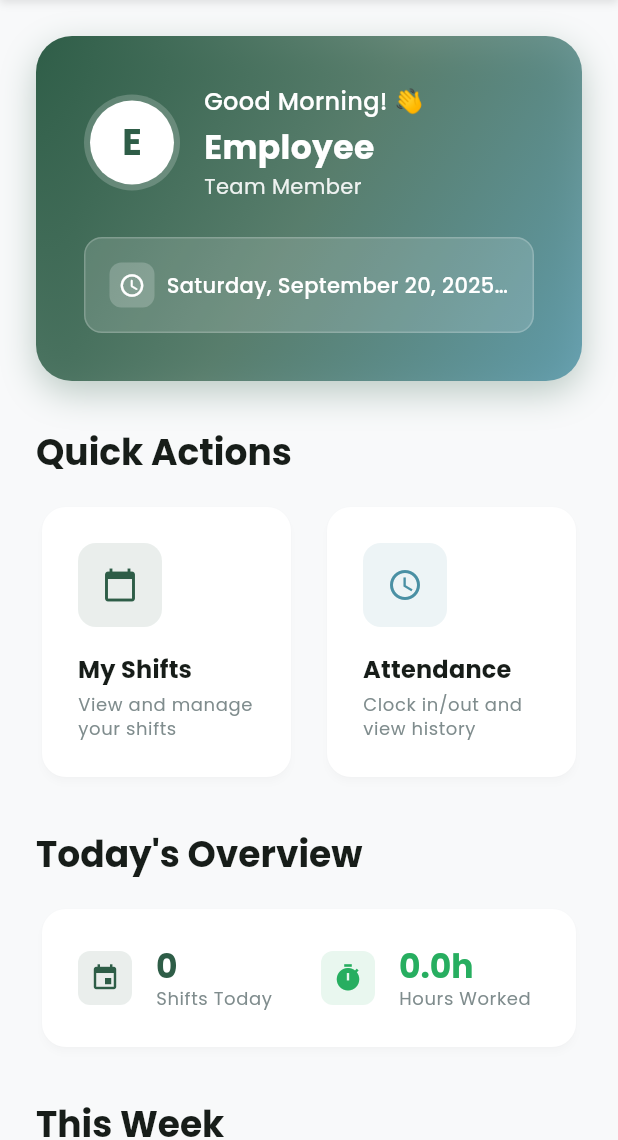
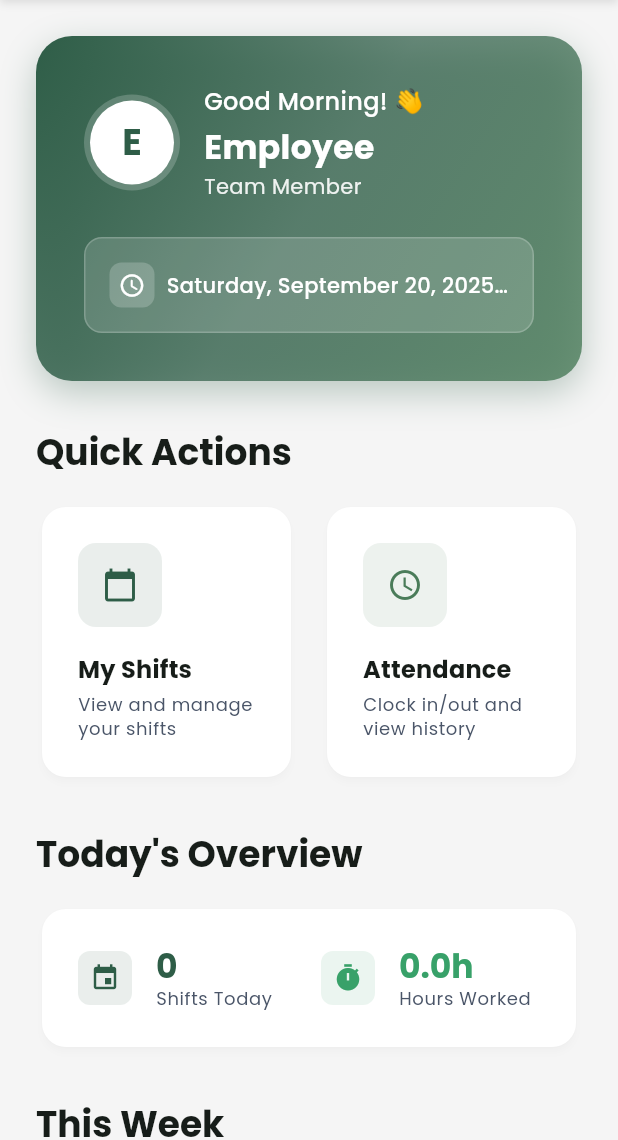
Before and after one commit to NaomiMeseret/Employee_shift_management, a Flutter app: the EmployeeHomeScreen screen opened by its route, on a phone screen of 412 x 824 dp, the part 96-1236 px from its top. Run offline on Flutter 3.47's test engine with Material 3 defaults, Android fonts, the phone set to English and light mode, and no system bars; our stand-ins replace dio, fl_chart, flutter_riverpod, google_fonts, table_calendar; network calls fail.

Commit message:
Update the ap_theme.dart

```diff
--- a/frontend/lib/config/app_theme.dart
+++ b/frontend/lib/config/app_theme.dart
@@ -3,15 +3,16 @@ import 'package:google_fonts/google_fonts.dart';
 
 class AppTheme {
   static const Color primaryColor = Color(0xFF2E5D47);
-  static const Color secondaryColor = Color(0xFF4A90A4);
-  static const Color accentColor = Color(0xFF87CEEB);
-  static const Color backgroundColor = Color(0xFFF8F9FA);
+  static const Color secondaryColor = Color(0xFF4A7C59);
+  static const Color accentColor = Color(0xFF7FB069);
+  static const Color backgroundColor = Color(0xFFF5F5F5);
   static const Color surfaceColor = Color(0xFFFFFFFF);
-  static const Color errorColor = Color(0xFFE74C3C);
-  static const Color successColor = Color(0xFF27AE60);
-  static const Color warningColor = Color(0xFFF39C12);
-  static const Color textPrimary = Color(0xFF2C3E50);
-  static const Color textSecondary = Color(0xFF7F8C8D);
+  static const Color errorColor = Color(0xFFE53E3E);
+  static const Color successColor = Color(0xFF38A169);
+  static const Color warningColor = Color(0xFFED8936);
+  static const Color textPrimary = Color(0xFF2D3748);
+  static const Color textSecondary = Color(0xFF4A5568);
+  static const Color textLight = Color(0xFF718096);
 
   static ThemeData get lightTheme {
     return ThemeData(
@@ -202,6 +203,7 @@ class AppColors {
   static const Color error = AppTheme.errorColor;
   static const Color success = AppTheme.successColor;
   static const Color warning = AppTheme.warningColor;
+  static const Color info = Color(0xFF3182CE);
   static const Color textPrimary = AppTheme.textPrimary;
   static const Color textSecondary = AppTheme.textSecondary;
   static const Color outline = Color(0xFFE0E0E0);
```
